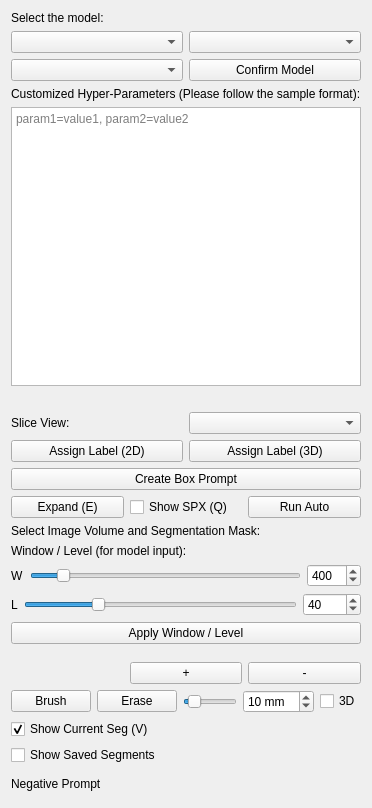
Before: the Qt Designer form SegmentHumanBody/Resources/UI/SegmentHumanBody.ui in yzluka/SlicerSegmentHumanBody, drawn with Qt 5.
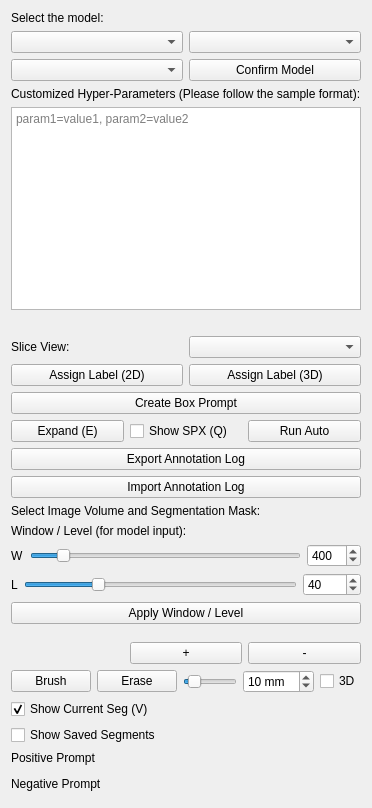
After: the same form once the commit is applied. Custom widgets are drawn as their Qt base class.

Commit message: fix on segment initialization + functinality TODO enablement

What changed in the file:
```diff
--- a/SegmentHumanBody/Resources/UI/SegmentHumanBody.ui
+++ b/SegmentHumanBody/Resources/UI/SegmentHumanBody.ui
@@ -133,6 +133,26 @@
      </item>
     </layout>
    </item>
+   <item>
+    <widget class="QPushButton" name="exportAnnotationLogButton">
+     <property name="text">
+      <string>Export Annotation Log</string>
+     </property>
+     <property name="toolTip">
+      <string>Save all placed points with timestamps to a JSON file</string>
+     </property>
+    </widget>
+   </item>
+   <item>
+    <widget class="QPushButton" name="importAnnotationLogButton">
+     <property name="text">
+      <string>Import Annotation Log</string>
+     </property>
+     <property name="toolTip">
+      <string>Load a previously exported annotation log JSON and replay the points</string>
+     </property>
+    </widget>
+   </item>
    <item>
     <widget class="QLabel" name="label_2">
      <property name="text">
@@ -395,11 +415,18 @@
      </property>
     </widget>
    </item>
+   <item>
+    <widget class="QLabel" name="positivePromptLabel">
+     <property name="text">
+      <string>Positive Prompt</string>
+     </property>
+    </widget>
+   </item>
    <item>
     <widget class="qSlicerSimpleMarkupsWidget" name="positivePrompts"/>
    </item>
    <item>
-    <widget class="QLabel" name="label">
+    <widget class="QLabel" name="negativePromptLabel">
      <property name="text">
       <string>Negative Prompt</string>
      </property>
```
The commit also changes 19 other files.
